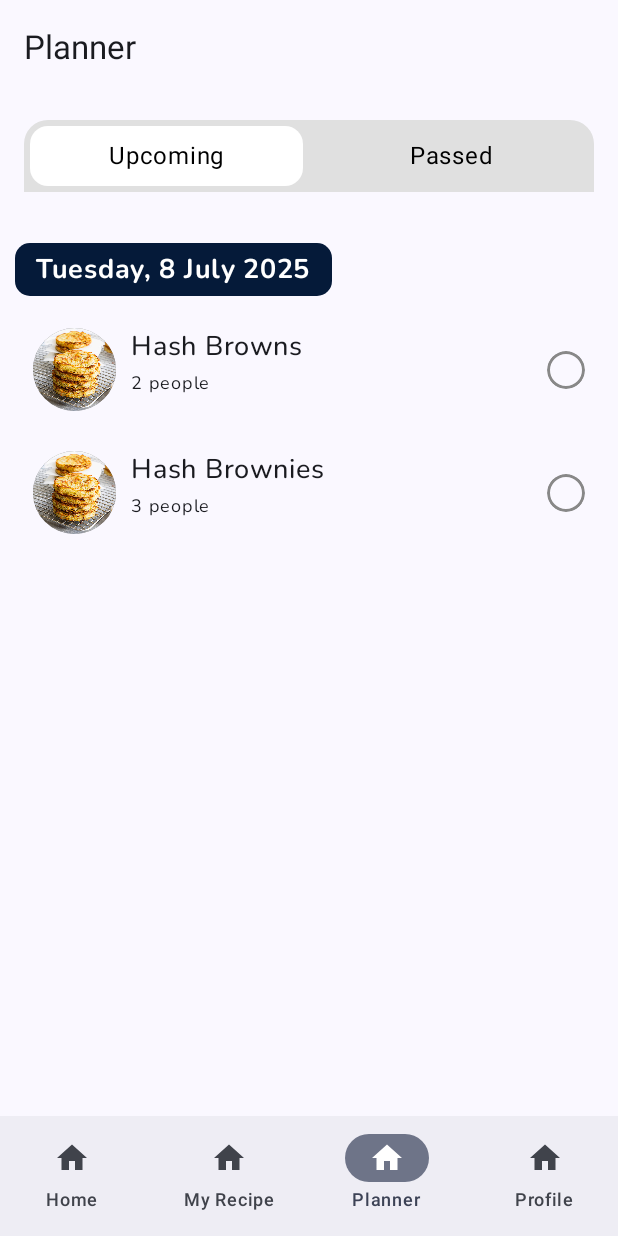
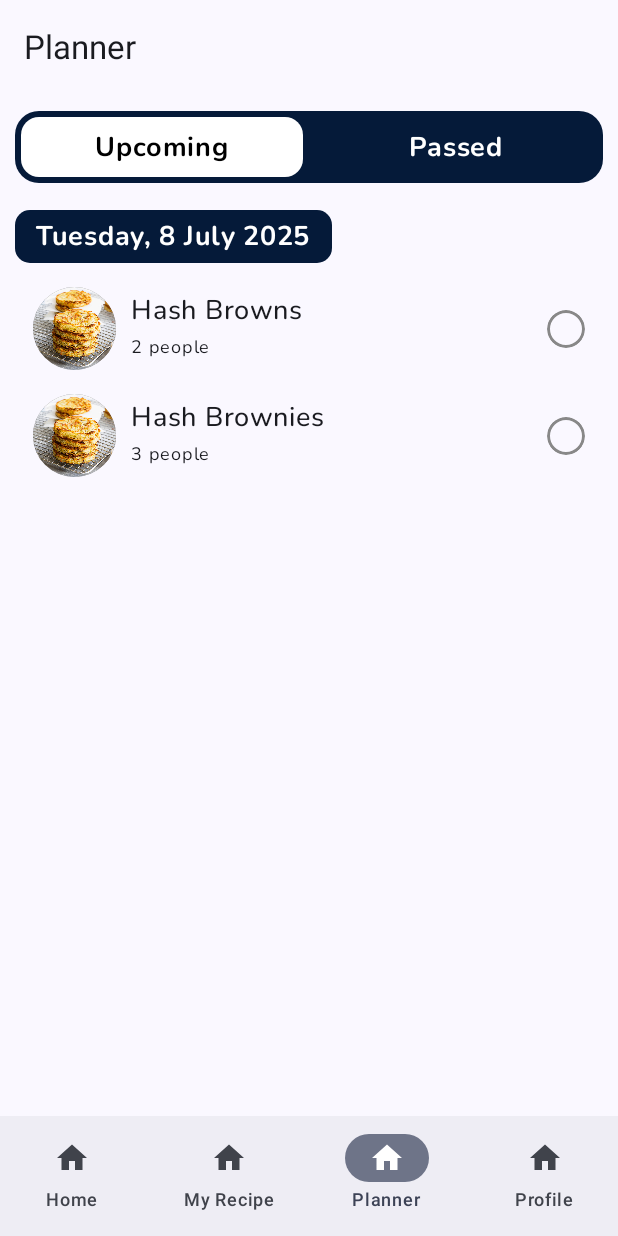
Before and after one commit to wesleyaldrich/pancook, an Android app built with Jetpack Compose: the PlannerScreen screen opened through its navigation route, on a phone screen of 412 x 824 dp. Run offline under Robolectric (Android 15) with nearby library versions, the phone set to English and light mode, and no system bars; Roboto replaces fonts that are not available here.

Commit message:
Update planner UI, change the color and tab control section

```diff
--- /dev/null
+++ b/app/src/main/java/com/wesleyaldrich/pancook/model/PlanItem.kt
@@ -0,0 +1,4 @@
+package com.wesleyaldrich.pancook.model
+
+class PlanItem {
+}
--- a/app/src/main/java/com/wesleyaldrich/pancook/ui/screens/PlannerScreen.kt
+++ b/app/src/main/java/com/wesleyaldrich/pancook/ui/screens/PlannerScreen.kt
@@ -1,6 +1,7 @@
 package com.wesleyaldrich.pancook.ui.screens
 
 import androidx.annotation.ColorRes
+import androidx.compose.animation.core.animateFloatAsState
 import androidx.compose.foundation.Image
 import androidx.compose.foundation.background
 import androidx.compose.foundation.border
@@ -48,8 +49,11 @@ import androidx.compose.ui.unit.IntSize
 import androidx.compose.ui.unit.TextUnit
 import androidx.compose.ui.unit.dp
 import androidx.compose.runtime.getValue
+import androidx.compose.runtime.mutableStateMapOf
 import androidx.compose.runtime.setValue
 import androidx.compose.runtime.mutableStateOf
+import androidx.compose.ui.draw.alpha
+import androidx.compose.ui.text.style.TextDecoration
 import com.wesleyaldrich.pancook.R
 import com.wesleyaldrich.pancook.model.Ingredient
 import com.wesleyaldrich.pancook.model.Recipe
@@ -104,7 +108,7 @@ fun getDummyPlannerData(upcoming: Boolean): Map<String, Map<Recipe, Int>> {
         mapOf(
             "01-07-2025" to mapOf(
                 Recipe(
-                    id = 2,
+                    id = 3,
                     title = "French Toast",
                     description = "Delicious toast",
                     imageUrl = "",
@@ -133,10 +137,10 @@ fun PlannerScreen() {
         // Tab Container with rounded corners
         Box(
             modifier = Modifier
-                .padding(16.dp)
+                .padding(top = 10.dp, start = 10.dp, end = 10.dp)
                 .fillMaxWidth()
-                .clip(RoundedCornerShape(topStart = 16.dp, topEnd = 16.dp))
-                .background(Color(0xFFE0E0E0)) // light gray background for container
+                .clip(RoundedCornerShape(16.dp))
+                .background(color = colorResource(R.color.primary))
         ) {
             Row(
                 modifier = Modifier
@@ -161,7 +165,10 @@ fun PlannerScreen() {
                     ) {
                         Text(
                             text = title,
-                            color = Color.Black
+                            color = if(isSelected) Color.Black else Color.White,
+                            fontFamily = nunito,
+                            fontWeight = FontWeight.Bold,
+                            fontSize = 18.sp
                         )
                     }
                 }
@@ -181,22 +188,35 @@ fun PlannerScreen() {
 
 @Composable
 fun PlannerList(modifier: Modifier = Modifier, data: Map<String, Map<Recipe, Int>>) {
-    LazyColumn(modifier = Modifier
+    val checkedStates = remember {
+        mutableStateMapOf<Int, Boolean>() // key = recipe.id, value = checked
+    }
+
+    LazyColumn(
+        modifier = modifier
             .fillMaxSize()
-        .padding(10.dp, 10.dp)
+            .padding(10.dp)
     ) {
-        data.forEach {(dateStr, recipeForDate) ->
+        data.forEach { (dateStr, recipeMap) ->
             item {
                 DateSectionHeader(title = formatDateHeader(dateStr))
             }
-            recipeForDate.forEach {(recipe, sc) ->
+            recipeMap.forEach { (recipe, serveCount) ->
                 item {
-                    PlanItem(title = recipe.title, serveCount = sc)
+                    PlanCard(
+                        title = recipe.title,
+                        serveCount = serveCount,
+                        isChecked = checkedStates[recipe.id] ?: false,
+                        onCheckedChange = { newValue ->
+                            checkedStates[recipe.id] = newValue
+                        }
+                    )
                 }
             }
         }
     }
 }
+
 
 fun formatDateHeader(dateString: String): String {
     val inputFormatter = DateTimeFormatter.ofPattern("dd-MM-yyyy", Locale.getDefault())
@@ -262,23 +282,22 @@ fun CircularCheckbox(
 }
 
 @Composable
-fun PlanItem(title :String, serveCount : Int) {
-    val checkboxStates = remember { mutableStateListOf(false) }
-    // Container
-    Box(
-        modifier = Modifier
-            .padding(vertical = 5.dp)
-//            .background(
-//                color = colorResource(id = R.color.primary),
-//                shape = RoundedCornerShape(4.dp)
-//            )
+fun PlanCard(
+    title: String,
+    serveCount: Int,
+    isChecked: Boolean,
+    onCheckedChange: (Boolean) -> Unit
 ) {
-        // Layout Row
+    val textAlpha by animateFloatAsState(
+        targetValue = if (isChecked) 0.5f else 1f,
+        label = "TextAlpha"
+    )
+    val textDecoration = if (isChecked) TextDecoration.LineThrough else TextDecoration.None
+
     Row(
         modifier = Modifier
             .fillMaxWidth()
-                .padding(horizontal = 12.dp, vertical = 8.dp)
-                ,
+            .padding(horizontal = 12.dp, vertical = 8.dp),
         verticalAlignment = Alignment.CenterVertically
     ) {
         // Image Container
@@ -286,55 +305,44 @@ fun PlanItem(title :String, serveCount : Int) {
             modifier = Modifier
                 .size(55.dp)
                 .clip(CircleShape)
-                    .background(Color.Gray)
+                .background(Color.Gray.copy(alpha = if (isChecked) 0.3f else 1f))
         ) {
             Image(
                 painter = painterResource(id = R.drawable.hash_brown),
-                    contentDescription = null
+                contentDescription = null,
+                modifier = Modifier.fillMaxSize()
             )
         }
 
         Spacer(modifier = Modifier.width(10.dp))
 
-            // info Container
         Column(
             modifier = Modifier
                 .weight(1f)
-                    .align(Alignment.Top)
+                .alpha(textAlpha)
         ) {
             Text(
                 text = title,
                 fontFamily = nunito,
                 fontWeight = FontWeight.Medium,
                 fontSize = 18.sp,
-//                    color = Color.White
+                textDecoration = textDecoration
             )
-                Spacer(modifier = Modifier.height(0.dp))
             Text(
-                    text = "$serveCount " +
-                            "people",
+                text = "$serveCount people",
                 fontFamily = nunito,
                 fontWeight = FontWeight.Normal,
                 fontSize = 12.sp,
-//                    color = Color.White
+                textDecoration = textDecoration
             )
         }
 
         Spacer(modifier = Modifier.width(10.dp))
 
-            // Action button container
-            Row (
-                modifier = Modifier,
-                verticalAlignment = Alignment.CenterVertically
-            ) {
-                checkboxStates.forEachIndexed({index, isChecked ->
         CircularCheckbox(
             checked = isChecked,
-                        onCheckedChange = { checkboxStates[index] = it }
+            onCheckedChange = onCheckedChange
         )
-                })
-            }
-        }
     }
 }
 
```
Lines whose indentation alone changed are shown as unchanged.
